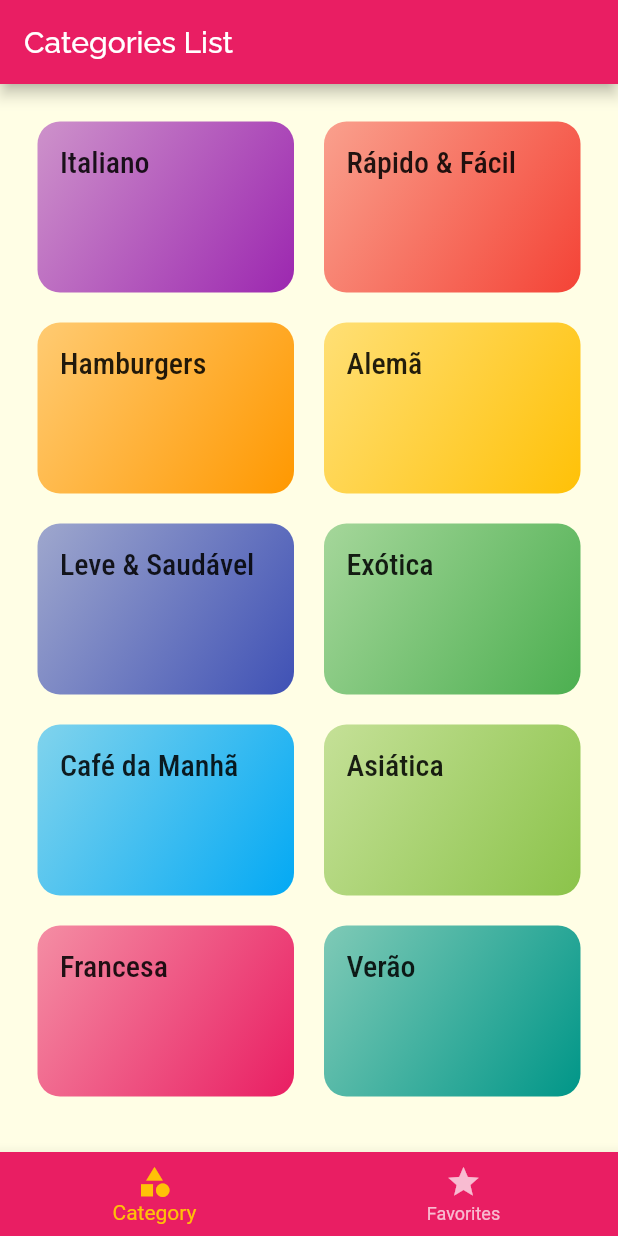
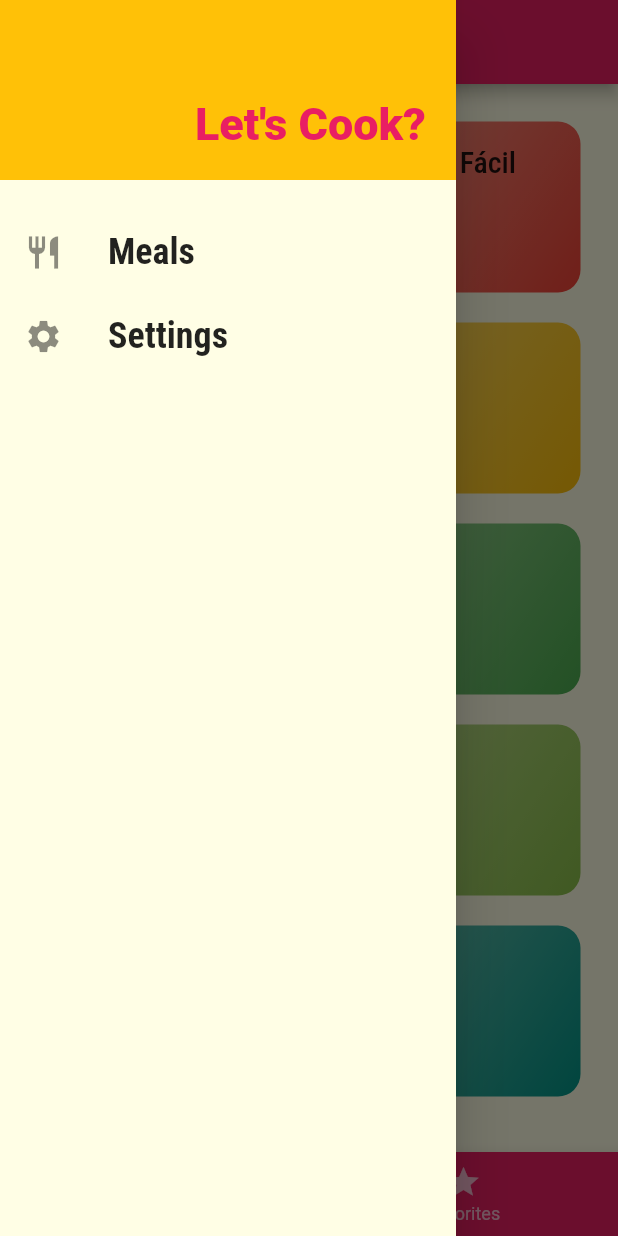
Before and after one commit to s7Thiago/flutter-food-recipes-book, a Flutter app: the screen it shows after launch, with the side drawer open (before the commit the screen has no drawer), on a phone screen of 412 x 824 dp. Run offline on Flutter 3.47's test engine with Material 2 defaults, Android fonts, the light colour scheme and no system bars.

Commit message:
Creating drawer

```diff
--- /dev/null
+++ b/lib/components/main_drawer.dart
@@ -0,0 +1,51 @@
+import 'package:flutter/material.dart';
+
+class MainDrawer extends StatelessWidget {
+  Widget createItem(IconData icon, String label) {
+    return ListTile(
+      leading: Icon(
+        icon,
+        size: 26,
+      ),
+      title: Text(
+        label,
+        style: TextStyle(
+          fontFamily: 'RobotoCondensed',
+          fontSize: 24,
+          fontWeight: FontWeight.bold,
+        ),
+      ),
+      onTap: () {},
+    );
+  }
+
+  @override
+  Widget build(BuildContext context) {
+    return Drawer(
+      child: Column(
+        children: [
+          Container(
+            height: 120,
+            width: double.infinity,
+            padding: const EdgeInsets.all(20),
+            alignment: Alignment.bottomRight,
+            color: Theme.of(context).accentColor,
+            child: Text(
+              'Let\'s Cook?',
+              style: TextStyle(
+                fontWeight: FontWeight.w900,
+                fontSize: 30,
+                color: Theme.of(context).primaryColor,
+              ),
+            ),
+          ),
+          SizedBox(
+            height: 20,
+          ),
+          createItem(Icons.restaurant, 'Meals'),
+          createItem(Icons.settings, 'Settings'),
+        ],
+      ),
+    );
+  }
+}
--- a/lib/screens/tabs_screen.dart
+++ b/lib/screens/tabs_screen.dart
@@ -3,6 +3,7 @@
 
 import 'categories_meals_screen.dart';
 import 'favorite_screen.dart';
+import '../components/main_drawer.dart';
 
 class TabsScreen extends StatefulWidget {
   @override
@@ -28,6 +29,7 @@
       appBar: AppBar(
         title: Text(_screens[_selectedScreenIndex]['title']),
       ),
+      drawer: MainDrawer(),
       body: _screens[_selectedScreenIndex]['screen'],
       bottomNavigationBar: BottomNavigationBar(
         onTap: _selectScreen,
@@ -48,7 +50,8 @@
             ),
             title: Text('Favorites'),
           ),
-          ]),
+        ],
+      ),
     );
   }
 }
```
Lines whose indentation alone changed are shown as unchanged.
